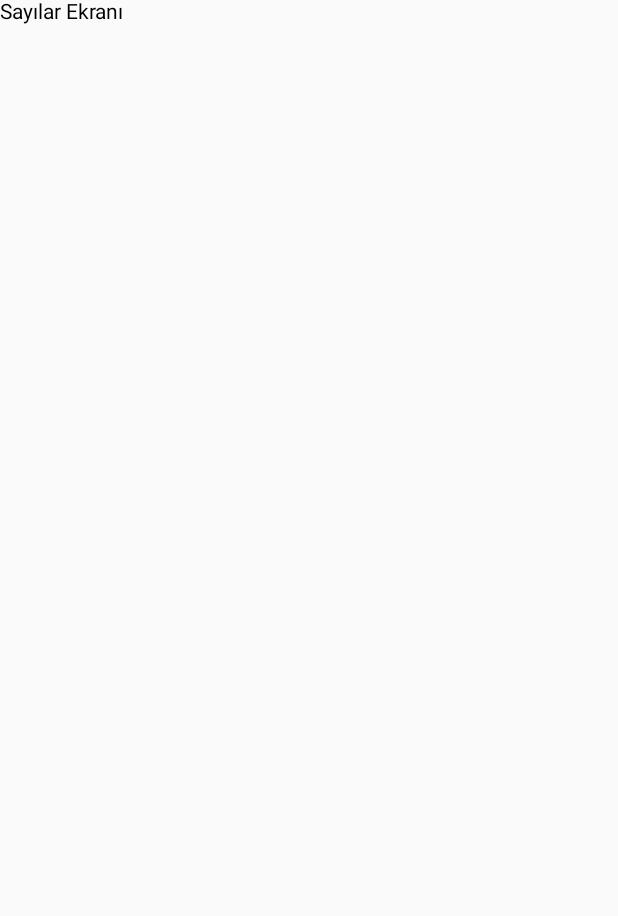
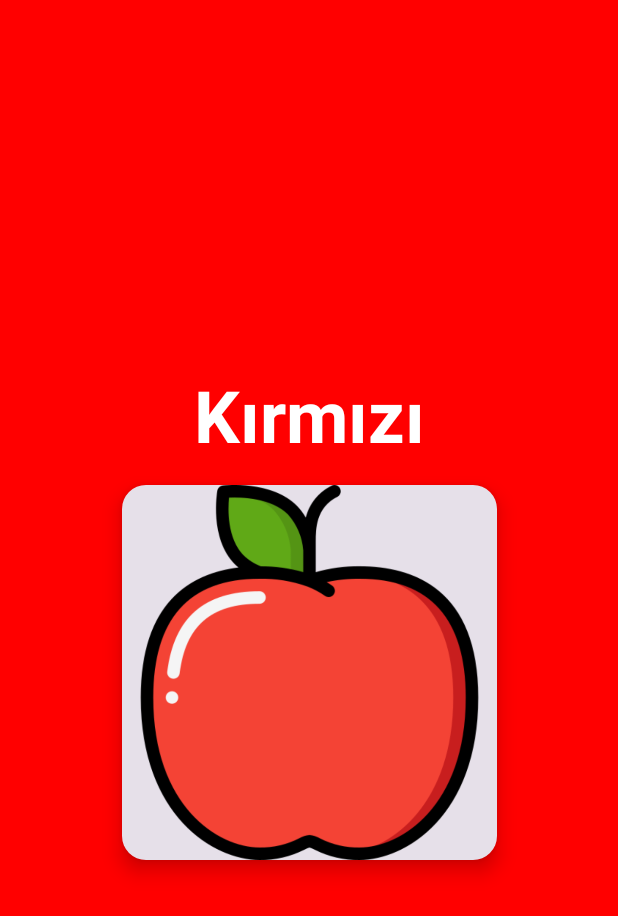
Before and after one commit to kuvvetliisik/OkulOncesi, an Android app built with Jetpack Compose: the ColorScreen screen opened through its navigation route, on a phone screen of 412 x 824 dp. Before the commit the part shown is almost empty. Shown: the top 916 px of the screen. Run offline under Robolectric (Android 15) with nearby library versions, the phone set to English and light mode, and no system bars.

Commit message:
Renkler ekranı geliştirildi 🎨✨ - Yeni Pager API ile sayfa kaydırma eklendi - Renk adları tıklandığında seslendirme yapıyor (TTS) 🔊 - Arka plan renkleri değişiyor 🌈 - Hafif büyüme animasyonu eklendi 🎭 - Daha etkileşimli hale getirildi 🚀

```diff
--- a/app/build.gradle.kts
+++ b/app/build.gradle.kts
@@ -56,6 +56,8 @@ dependencies {
     implementation(libs.exoplayer)
     implementation(libs.androidx.tts)
     implementation(libs.coil.compose)
+    implementation(libs.accompanist.pager)
+
 
     testImplementation(libs.junit)
     androidTestImplementation(libs.androidx.junit)
--- a/app/src/main/java/com/example/okuloncesi/navigation/AppNavigation.kt
+++ b/app/src/main/java/com/example/okuloncesi/navigation/AppNavigation.kt
@@ -15,7 +15,7 @@ fun AppNavigation() {
          composable("categoryScreen") { CategoryScreen(navController) }
         composable("animalScreen") { AnimalScreen() }
         composable("numberScreen") { NumberScreen() }
-        composable("colorScreen") { ColorScreen(navController) }
+        composable("colorScreen") { ColorScreen() }
         composable("shapeScreen") { ShapeScreen(navController) }
         composable("fruitScreen") { FruitScreen(navController) }
         composable("vehicleScreen") { VehicleScreen(navController) }
--- a/app/src/main/java/com/example/okuloncesi/screens/ColorScreen.kt
+++ b/app/src/main/java/com/example/okuloncesi/screens/ColorScreen.kt
@@ -1,10 +1,105 @@
 package com.example.okuloncesi.screens
 
-import androidx.compose.material3.Text
-import androidx.compose.runtime.Composable
-import androidx.navigation.NavController
+import android.speech.tts.TextToSpeech
+import androidx.compose.animation.core.animateFloatAsState
+import androidx.compose.animation.core.tween
+import androidx.compose.foundation.ExperimentalFoundationApi
+import androidx.compose.foundation.Image
+import androidx.compose.foundation.background
+import androidx.compose.foundation.clickable
+import androidx.compose.foundation.layout.*
+import androidx.compose.foundation.pager.HorizontalPager
+import androidx.compose.foundation.pager.rememberPagerState
+import androidx.compose.foundation.shape.RoundedCornerShape
+import androidx.compose.material3.*
+import androidx.compose.runtime.*
+import androidx.compose.ui.Alignment
+import androidx.compose.ui.Modifier
+import androidx.compose.ui.graphics.Color
+import androidx.compose.ui.platform.LocalContext
+import androidx.compose.ui.res.painterResource
+import androidx.compose.ui.unit.dp
+import androidx.compose.ui.unit.sp
+import androidx.compose.ui.text.font.FontWeight
+import com.example.okuloncesi.R
+import java.util.*
 
+@OptIn(ExperimentalFoundationApi::class)
 @Composable
-fun ColorScreen(navController: NavController) {
-    Text(text = "Sayılar Ekranı")
+fun ColorScreen() {
+    val context = LocalContext.current
+    var tts: TextToSpeech? by remember { mutableStateOf(null) }
+
+    // 🔊 Text-to-Speech Ayarı
+    LaunchedEffect(Unit) {
+        tts = TextToSpeech(context) { status ->
+            if (status != TextToSpeech.ERROR) {
+                tts?.language = Locale("tr", "TR")
+            }
+        }
+    }
+
+    // 🎨 Renkler Listesi (İsim, Arka Plan Rengi, Görsel)
+    val colors = listOf(
+        Triple("Kırmızı", Color(0xFFFF0000), R.drawable.apple),
+        Triple("Mavi", Color(0xFF0000FF), R.drawable.duck),
+        //Triple("Yeşil", Color(0xFF00FF00), R.drawable.green_object),
+        //Triple("Sarı", Color(0xFFFFFF00), R.drawable.yellow_object),
+        //Triple("Turuncu", Color(0xFFFFA500), R.drawable.orange_object)
+    )
+
+    val pagerState = rememberPagerState { colors.size }
+
+    HorizontalPager(state = pagerState) { page ->
+        val (colorName, colorValue, imageRes) = colors[page]
+        var isClicked by remember { mutableStateOf(false) }
+        val scale by animateFloatAsState(
+            targetValue = if (isClicked) 1.1f else 1f,
+            animationSpec = tween(durationMillis = 150),
+            label = "scaleAnimation"
+        )
+
+        Box(
+            modifier = Modifier
+                .fillMaxSize()
+                .background(colorValue),
+            contentAlignment = Alignment.Center
+        ) {
+            Column(horizontalAlignment = Alignment.CenterHorizontally) {
+                // 🔵 Renk İsmi
+                Text(
+                    text = colorName,
+                    fontSize = 48.sp,
+                    fontWeight = FontWeight.Bold,
+                    color = Color.White,
+                    modifier = Modifier
+                        .padding(bottom = 16.dp)
+                        .clickable {
+                            isClicked = true
+                            tts?.speak(colorName, TextToSpeech.QUEUE_FLUSH, null, null)
+                            isClicked = false
+                        }
+                )
+
+                // 🎨 Rengi Temsil Eden Görsel
+                Card(
+                    shape = RoundedCornerShape(16.dp),
+                    elevation = CardDefaults.cardElevation(8.dp),
+                    modifier = Modifier
+                        .size(250.dp)
+                        .clickable {
+                            isClicked = true
+                            tts?.speak(colorName, TextToSpeech.QUEUE_FLUSH, null, null)
+                            isClicked = false
+                        }
+                ) {
+                    Image(
+                        painter = painterResource(id = imageRes),
+                        contentDescription = colorName,
+                        modifier = Modifier.fillMaxSize()
+                    )
+                }
+            }
+        }
+    }
 }
--- a/gradle/libs.versions.toml
+++ b/gradle/libs.versions.toml
@@ -14,6 +14,7 @@ lottie = "5.2.0"
 exoplayer = "1.1.0"
 tts = "1.0.0"
 coil = "2.2.2"
+accompanist = "0.28.0"
 
 [libraries]
 androidx-core-ktx = { group = "androidx.core", name = "core-ktx", version.ref = "coreKtx" }
@@ -36,6 +37,7 @@ lottie-compose = { module = "com.airbnb.android:lottie-compose", version.ref = "
 exoplayer = { module = "androidx.media3:media3-exoplayer", version.ref = "exoplayer" }
 androidx-tts = { module = "androidx.core:core-ktx", version.ref = "tts" }
 coil-compose = { module = "io.coil-kt:coil-compose", version.ref = "coil" }
+accompanist-pager = { module = "com.google.accompanist:accompanist-pager", version.ref = "accompanist" }
 
 
 [plugins]
```
Also changed, not shown: app/src/main/java/com/example/okuloncesi/screens/NumberScreen.kt (+39 -36 lines), app/src/main/res/drawable/apple.png (added), app/src/main/res/drawable/duck.png (added), app/src/main/res/drawable/flower.png (added), app/src/main/res/drawable/star.png (added), app/src/main/res/drawable/tomato.png (added).
